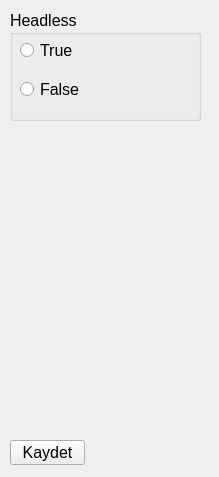
Before: the Qt Designer form Python/Design/AyarlarForm.ui in Afkborn/price-tracker-with-GUI, drawn with Qt 5.
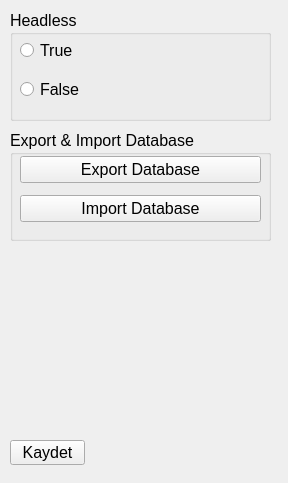
After: the same form once the commit is applied.

Commit message: Add database export and import settings. Add export functionality

What changed in the file:
```diff
--- a/Python/Design/AyarlarForm.ui
+++ b/Python/Design/AyarlarForm.ui
@@ -6,8 +6,8 @@
    <rect>
     <x>0</x>
     <y>0</y>
-    <width>219</width>
-    <height>477</height>
+    <width>288</width>
+    <height>483</height>
    </rect>
   </property>
   <property name="maximumSize">
@@ -29,7 +29,7 @@
     <rect>
      <x>10</x>
      <y>10</y>
-     <width>191</width>
+     <width>261</width>
      <height>111</height>
     </rect>
    </property>
@@ -76,6 +76,45 @@
     <string>Kaydet</string>
    </property>
   </widget>
+  <widget class="QGroupBox" name="groupBox_2">
+   <property name="geometry">
+    <rect>
+     <x>10</x>
+     <y>130</y>
+     <width>261</width>
+     <height>111</height>
+    </rect>
+   </property>
+   <property name="title">
+    <string>Export &amp;&amp; Import Database</string>
+   </property>
+   <widget class="QWidget" name="verticalLayoutWidget_2">
+    <property name="geometry">
+     <rect>
+      <x>10</x>
+      <y>20</y>
+      <width>241</width>
+      <height>80</height>
+     </rect>
+    </property>
+    <layout class="QVBoxLayout" name="verticalLayout_2">
+     <item>
+      <widget class="QPushButton" name="export_database_button">
+       <property name="text">
+        <string>Export Database</string>
+       </property>
+      </widget>
+     </item>
+     <item>
+      <widget class="QPushButton" name="import_database_button">
+       <property name="text">
+        <string>Import Database</string>
+       </property>
+      </widget>
+     </item>
+    </layout>
+   </widget>
+  </widget>
  </widget>
  <resources/>
  <connections/>
```
The commit also changes 13 other files.
